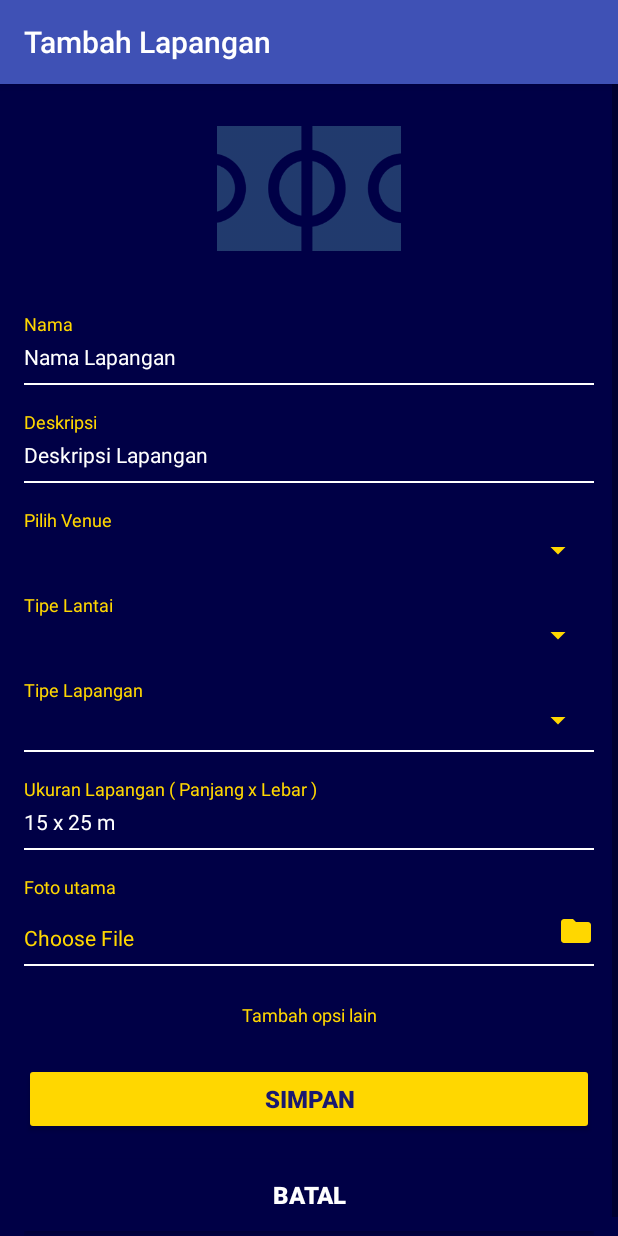
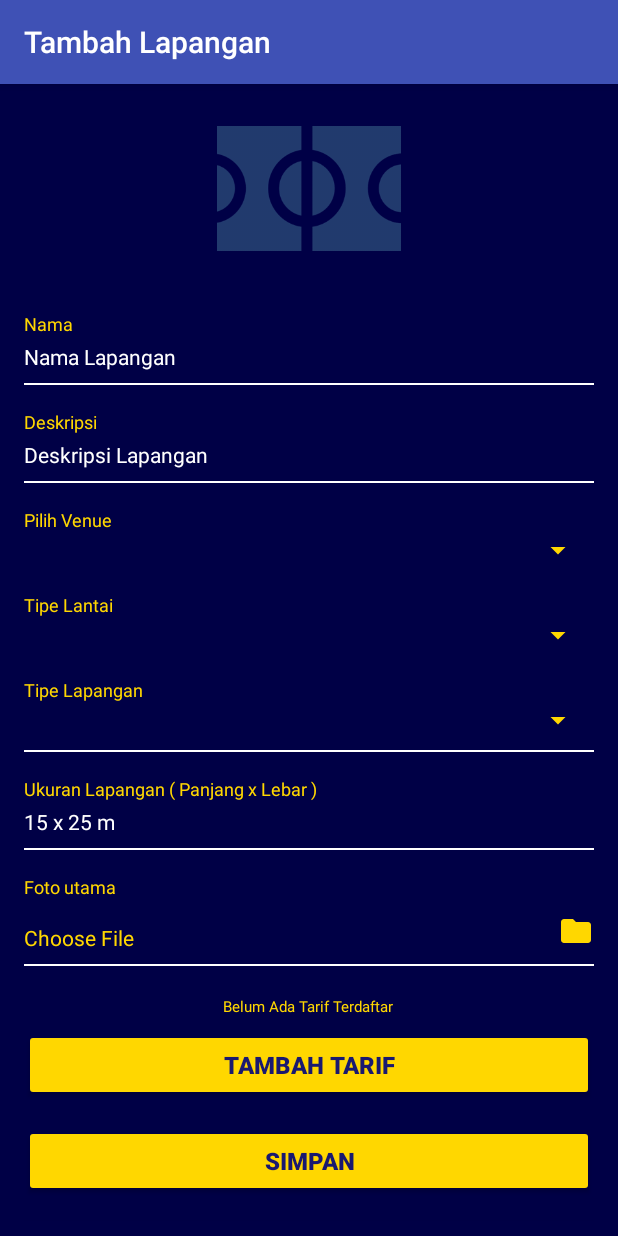
Before and after one commit to CruthOver/Owners, an Android app: the AddFieldActivity screen opened directly, with no data from a screen before it, on a phone screen of 412 x 824 dp. Run offline under Robolectric (Android 15) with nearby library versions, the phone set to English and light mode, and no system bars.

Commit message:
Bug Fixing bagian tambah tarif di pada add_field

```diff
--- a/app/src/main/java/com/wiradipa/fieldOwners/Adapter/TarifAdapter.java
+++ b/app/src/main/java/com/wiradipa/fieldOwners/Adapter/TarifAdapter.java
@@ -73,6 +73,5 @@ public class TarifAdapter extends BaseAdapter{
     public void updateItems(ArrayList<FieldTariff> newList) {
         tariffs.clear();
         tariffs.addAll(newList);
-        notifyDataSetChanged();
     }
 }
--- a/app/src/main/java/com/wiradipa/fieldOwners/AddFieldActivity.java
+++ b/app/src/main/java/com/wiradipa/fieldOwners/AddFieldActivity.java
@@ -15,6 +15,7 @@ import android.net.Uri;
 import android.os.Build;
 import android.provider.MediaStore;
 import android.support.annotation.Nullable;
+import android.support.annotation.RequiresApi;
 import android.support.v4.app.ActivityCompat;
 import android.support.v4.content.ContextCompat;
 import android.support.v7.app.AlertDialog;
@@ -82,8 +83,8 @@ public class AddFieldActivity extends AppCompatActivity {
     Spinner mFromDaySpinner, mUntilDaySpinner, mFromDay2Spinner, mUntilDay2Spinner, mFieldTypeSpinner, mGrassTypeSpinner,
             mFromHourSpinner, mUntilHourSpinner, mFromHourSpinner2, mUntilHourSpinner2, spinnerVenue;
     CheckBox mFacilitiesCheckBox;
-    TextView mResultPhoto, mResultOtherPhoto, mResultOtherPhoto2, addOtherTarif;
-    Button mBtnSubmit, mBtnCancel;
+    TextView mResultPhoto, mResultOtherPhoto, mResultOtherPhoto2, mEmptyViewTarif;
+    Button mBtnSubmit, mBtnCancel, addOtherTarif;
     ImageView mAddImageView, mAddOtherImageView, mAddOtherImageView2;
     String fileImagePath;
 
@@ -91,7 +92,7 @@ public class AddFieldActivity extends AppCompatActivity {
 
     ArrayList<FieldTariff> fieldTarifs;
     ListVenue venue;
-    ListView listViewTarif;
+    NonScrollListView listViewTarif;
     TarifAdapter mAdapter;
 
     private Uri imageFile;
@@ -104,6 +105,7 @@ public class AddFieldActivity extends AppCompatActivity {
     private int mStartDay, mEndDay, mStartDay2, mEndDay2, mFieldType, mGrassType
             , mStartHour, mEndHour, mStartHour2, mEndHour2, mIdVenue;
 
+    @RequiresApi(api = Build.VERSION_CODES.LOLLIPOP)
     @Override
     protected void onCreate(Bundle savedInstanceState) {
         super.onCreate(savedInstanceState);
@@ -114,10 +116,13 @@ public class AddFieldActivity extends AppCompatActivity {
         mAppSession = new AppSession(mContext);
 
         fieldTarifs = new ArrayList<FieldTariff>();
-        listViewTarif = (ListView) findViewById(R.id.list_tariff);
+        listViewTarif = (NonScrollListView) findViewById(R.id.list_tariff);
+        listViewTarif.setNestedScrollingEnabled(false);
         //fieldTarifs.add(new FieldTariff(01, 02, 1, 2 , "200.000"));
         mAdapter = new TarifAdapter(mContext, fieldTarifs);
         listViewTarif.setAdapter(mAdapter);
+
+
 
         initComponents();
     }
@@ -158,7 +163,8 @@ public class AddFieldActivity extends AppCompatActivity {
         mResultPhoto = (TextView) findViewById(R.id.tv_photo1);
 //        mResultOtherPhoto =(TextView) findViewById(R.id.other_photo);
 //        mResultOtherPhoto2 = (TextView) findViewById(R.id.other_photo2);
-        addOtherTarif = (TextView) findViewById(R.id.add_other_opsi);
+        mEmptyViewTarif = (TextView) findViewById(R.id.empty_tarif_tv);
+        addOtherTarif = (Button) findViewById(R.id.add_other_opsi);
 
         mBtnSubmit = (Button) findViewById(R.id.add_new_field);
         mBtnCancel = (Button) findViewById(R.id.btn_cancel);
@@ -977,14 +983,14 @@ public class AddFieldActivity extends AppCompatActivity {
         dialogBuilder.setPositiveButton("Tambah", new DialogInterface.OnClickListener() {
             @Override
             public void onClick(DialogInterface dialogInterface, int i) {
-                fieldTariff.setStartDay(mStartDay);
-                fieldTariff.setEndDay(mEndDay);
-                fieldTariff.setStartHour(mStartHour);
-                fieldTariff.setEndHour(mEndHour);
-                fieldTariff.setTariff(mFieldCostEditText.getText().toString());
-                fieldTarifs.add(fieldTariff);
-
+                fieldTarifs.add(
+                        new FieldTariff(mStartDay, mEndDay, mStartHour, mEndHour, mFieldCostEditText.getText().toString()));
                 mAdapter.notifyDataSetChanged();
+                if(mAdapter.getCount()==0){
+                    mEmptyViewTarif.setVisibility(View.VISIBLE);
+                }else{
+                    mEmptyViewTarif.setVisibility(View.GONE);
+                }
             }
         });
         dialogBuilder.setNegativeButton("Batal", new DialogInterface.OnClickListener() {
@@ -1012,9 +1018,6 @@ public class AddFieldActivity extends AppCompatActivity {
             image = new File(imageFile.getPath());
         }
         Log.d("PAATTTTHHHHHZZZZ", image +"");
-
-        fieldTarifs.add(new FieldTariff(mStartDay, mEndDay, mStartHour,
-                mEndHour, mFieldCostEditText.getText().toString()));
 
         String jsonTarif = new Gson().toJson(fieldTarifs);
         Log.d("GSOOONNNTARIIIF ", jsonTarif);
--- /dev/null
+++ b/app/src/main/java/com/wiradipa/fieldOwners/NonScrollListView.java
@@ -0,0 +1,27 @@
+package com.wiradipa.fieldOwners;
+
+import android.content.Context;
+import android.util.AttributeSet;
+import android.view.ViewGroup;
+import android.widget.ListView;
+
+public class NonScrollListView extends ListView {
+
+    public NonScrollListView(Context context) {
+        super(context);
+    }
+    public NonScrollListView(Context context, AttributeSet attrs) {
+        super(context, attrs);
+    }
+    public NonScrollListView(Context context, AttributeSet attrs, int defStyle) {
+        super(context, attrs, defStyle);
+    }
+    @Override
+    public void onMeasure(int widthMeasureSpec, int heightMeasureSpec) {
+        int heightMeasureSpec_custom = MeasureSpec.makeMeasureSpec(
+                Integer.MAX_VALUE >> 2, MeasureSpec.AT_MOST);
+        super.onMeasure(widthMeasureSpec, heightMeasureSpec_custom);
+        ViewGroup.LayoutParams params = getLayoutParams();
+        params.height = getMeasuredHeight();
+    }
+}
--- a/app/src/main/res/layout/activity_add_field.xml
+++ b/app/src/main/res/layout/activity_add_field.xml
@@ -6,7 +6,7 @@
     android:layout_height="match_parent"
     android:background="@color/background"
     tools:context=".AddFieldActivity">
-    <ScrollView
+    <android.support.v4.widget.NestedScrollView
         android:layout_width="match_parent"
         android:layout_height="match_parent">
         <LinearLayout
@@ -175,12 +175,28 @@
                 android:layout_marginTop="8dp"
                 android:layout_marginBottom="12dp"/>
 
-            <ListView
-                android:id="@+id/list_tariff"
-                android:layout_width="match_parent"
-                android:layout_height="wrap_content">
+                <RelativeLayout
+                    android:layout_width="match_parent"
+                    android:layout_height="wrap_content">
+                    <com.wiradipa.fieldOwners.NonScrollListView
+                        android:id="@+id/list_tariff"
+                        android:layout_width="match_parent"
+                        android:layout_height="wrap_content">
+                    </com.wiradipa.fieldOwners.NonScrollListView>
 
-            </ListView>
+                    <TextView
+                        android:id="@+id/empty_tarif_tv"
+                        android:layout_width="wrap_content"
+                        android:layout_height="wrap_content"
+                        android:text="Belum Ada Tarif Terdaftar"
+                        android:layout_marginTop="16dp"
+                        android:textColor="@color/text_color"
+                        android:layout_centerInParent="true"
+                        android:textSize="10sp" />
+                </RelativeLayout>
+
+
+
 
             <!--<TextView-->
                 <!--android:layout_width="match_parent"-->
@@ -313,19 +329,17 @@
                 <!--android:layout_height="1dp"-->
                 <!--android:background="@android:color/white"/>-->
 
-            <TextView
+            <Button
                 android:id="@+id/add_other_opsi"
                 android:layout_width="match_parent"
                 android:layout_height="wrap_content"
-                android:text="Tambah opsi lain"
-                android:gravity="center"
-                android:textColor="@color/text_color"
-                android:layout_marginTop="12dp"
-                android:textSize="12sp"
-                android:layout_marginBottom="24dp"
-                android:clickable="true"
-                android:focusable="true"
-                tools:ignore="KeyboardInaccessibleWidget,OnClick" />
+                android:text="TAMBAH TARIF"
+                android:textSize="16sp"
+                android:textColor="@color/text_button"
+                android:padding="8dp"
+                android:textStyle="bold"
+                android:backgroundTint="@color/text_color"
+                android:layout_marginBottom="16dp"/>
 
             <!--<TextView-->
                 <!--android:layout_width="match_parent"-->
@@ -606,5 +620,6 @@
                 android:background="@color/background"
                 android:layout_marginBottom="16dp"/>
         </LinearLayout>
-    </ScrollView>
+    </android.support.v4.widget.NestedScrollView>
+
 </RelativeLayout>
--- a/app/src/main/res/values/strings.xml
+++ b/app/src/main/res/values/strings.xml
@@ -48,9 +48,9 @@
     <!-- String Spinner Hour -->
     <!-- String Spinner Hour -->
 
-    <string name="google_maps_key"
+    <!--<string name="google_maps_key"
         templateMergeStrategy="preserve"
-        translatable="false">AIzaSyCL_gLp0uWBFwSIz1tfl26OvpkYCn6T-5c</string>
+        translatable="false">AIzaSyCL_gLp0uWBFwSIz1tfl26OvpkYCn6T-5c</string>-->
 
     <string name="desc_venue">Rajawali Sport Center adalah tempat bermain futsal lengkap di daerah bandung. selain fasilitasnya yang bagus, pemain juga mendapat free wifi untuk semua pemain yang menggunakan lapangan rajawali sport center</string>
     <string name="Edit">edit</string>
```
